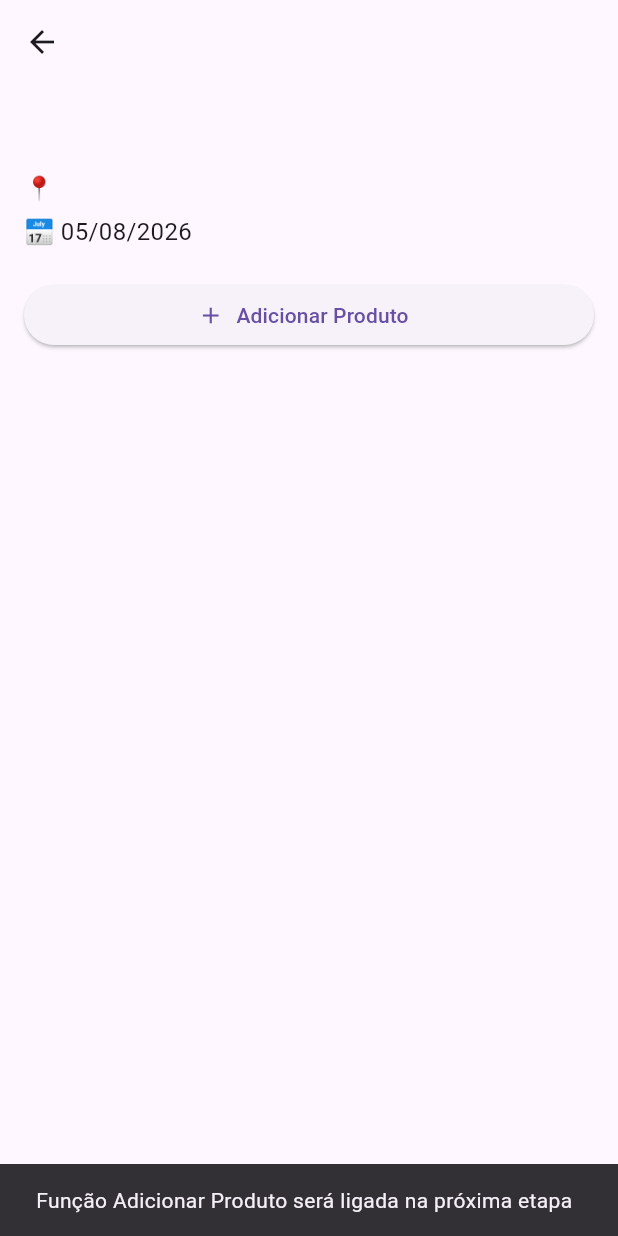
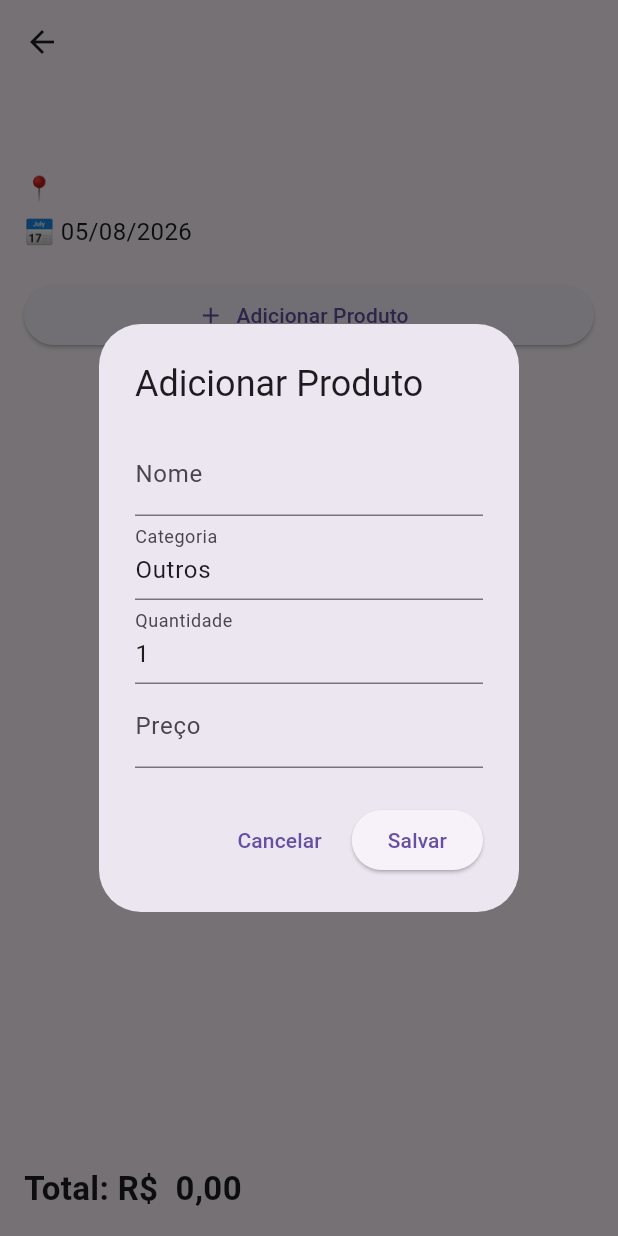
Before and after one commit to dantecbrasil-arch/smartcompre, a Flutter app: the DetalheListaScreen screen opened directly with empty values, after a tap on "Adicionar Produto", on a phone screen of 412 x 824 dp. Run offline on Flutter 3.47's test engine with Material 3 defaults, Android fonts, the phone set to English and light mode, and no system bars; our stand-ins replace camera, image_picker, shared_preferences; missing offline and left inert: google_mlkit_text_recognition; accounts and stored records are empty.

Commit message:
Fase 2 - adicionar produtos em listas existentes

```diff
--- a/lib/screens/detalhe_lista_screen.dart
+++ b/lib/screens/detalhe_lista_screen.dart
@@ -92,14 +92,109 @@ SizedBox(
   width: double.infinity,
   child: ElevatedButton.icon(
     onPressed: () {
-      ScaffoldMessenger.of(context).showSnackBar(
-        const SnackBar(
-          content: Text(
-            'Função Adicionar Produto será ligada na próxima etapa',
+  final nomeController = TextEditingController();
+  final categoriaController =
+      TextEditingController(text: 'Outros');
+  final quantidadeController =
+      TextEditingController(text: '1');
+  final precoController =
+      TextEditingController();
+
+  showDialog(
+    context: context,
+    builder: (context) {
+      return AlertDialog(
+        title: const Text('Adicionar Produto'),
+        content: SingleChildScrollView(
+          child: Column(
+            mainAxisSize: MainAxisSize.min,
+            children: [
+              TextField(
+                controller: nomeController,
+                decoration: const InputDecoration(
+                  labelText: 'Nome',
+                ),
+              ),
+              TextField(
+                controller: categoriaController,
+                decoration: const InputDecoration(
+                  labelText: 'Categoria',
+                ),
+              ),
+              TextField(
+                controller: quantidadeController,
+                keyboardType: TextInputType.number,
+                decoration: const InputDecoration(
+                  labelText: 'Quantidade',
+                ),
+              ),
+              TextField(
+                controller: precoController,
+                keyboardType:
+                    const TextInputType.numberWithOptions(
+                  decimal: true,
+                ),
+                decoration: const InputDecoration(
+                  labelText: 'Preço',
+                ),
+              ),
+            ],
           ),
         ),
+        actions: [
+          TextButton(
+            onPressed: () {
+              Navigator.pop(context);
+            },
+            child: const Text('Cancelar'),
+          ),
+          ElevatedButton(
+            onPressed: () async {
+              final quantidade =
+                  int.tryParse(
+                        quantidadeController.text,
+                      ) ??
+                      1;
+
+              final preco =
+                  double.tryParse(
+                        precoController.text
+                            .replaceAll(',', '.'),
+                      ) ??
+                      0;
+
+              setState(() {
+                produtos.add({
+                  'nome': nomeController.text,
+                  'categoria':
+                      categoriaController.text,
+                  'quantidade': quantidade,
+                  'preco': preco,
+                  'subtotal':
+                      quantidade * preco,
+                });
+
+                widget.lista['produtos'] =
+                    produtos;
+
+                widget.lista['total'] =
+                    totalAtual;
+              });
+
+              await ListasRepository
+                  .salvarListas();
+
+              if (mounted) {
+                Navigator.pop(context);
+              }
+            },
+            child: const Text('Salvar'),
+          ),
+        ],
       );
     },
+  );
+},
     icon: const Icon(Icons.add),
     label: const Text(
       'Adicionar Produto',
```
